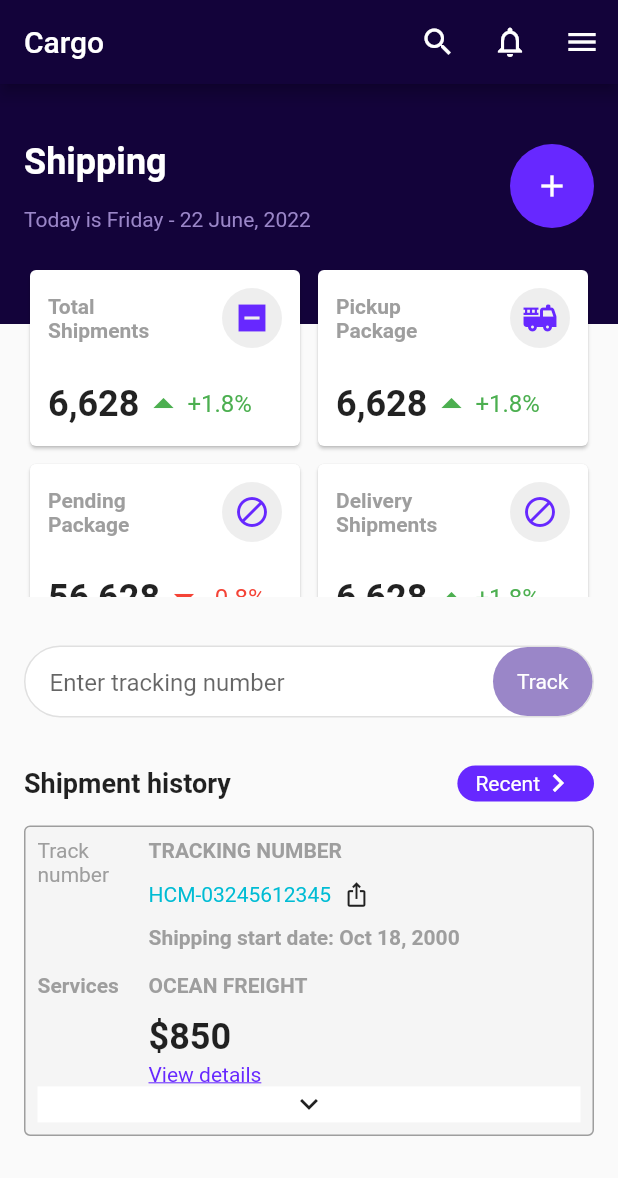
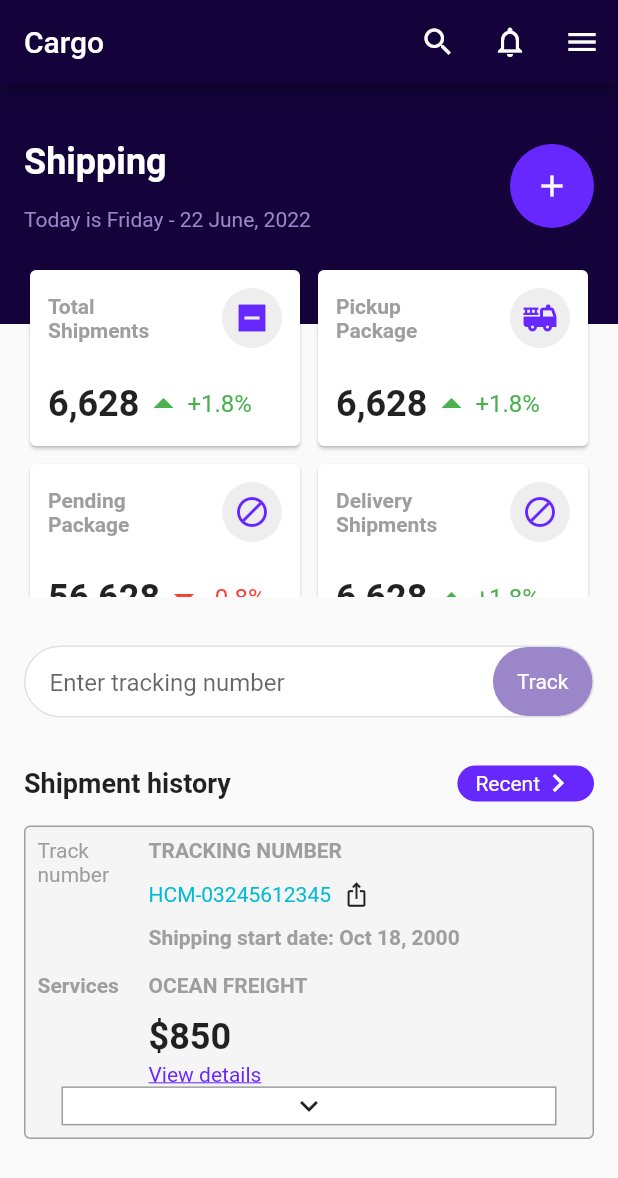
Before and after one commit to JAICHANGPARK/flutter_notebook_chapter_24, a Flutter app: the CargoShippingMainPage screen opened directly, on a phone screen of 412 x 824 dp. Shown: the top 1178 px of the screen. Run offline on Flutter 3.47's test engine with Material 2 defaults, Android fonts, the phone set to English and light mode, and no system bars.

Commit message:
Update cargo_shipping_main_page.dart

```diff
--- a/lib/ep1351_cargo_shipping_app/view/cargo_shipping_main_page.dart
+++ b/lib/ep1351_cargo_shipping_app/view/cargo_shipping_main_page.dart
@@ -397,7 +397,7 @@ class _CargoShippingMainPageState extends State<CargoShippingMainPage> {
                 border: Border.all(color: Colors.grey),
                 borderRadius: BorderRadius.circular(4),
               ),
-              padding: const EdgeInsets.all(8),
+              padding: const EdgeInsets.fromLTRB(8, 8, 8, 8),
               child: Column(
                 crossAxisAlignment: CrossAxisAlignment.start,
                 children: [
@@ -506,13 +506,16 @@ class _CargoShippingMainPageState extends State<CargoShippingMainPage> {
                             ),
                           ],
                         ),
-                      )
+                      ),
                     ],
                   ),
                   Container(
-
+                    margin: EdgeInsets.symmetric(horizontal: 16),
                     decoration: BoxDecoration(
                       color: Colors.white,
+                      border: Border.all(
+                        color: Colors.grey,
+                      ),
                     ),
                     child: Center(
                       child: Icon(
@@ -522,7 +525,8 @@ class _CargoShippingMainPageState extends State<CargoShippingMainPage> {
                   )
                 ],
               ),
-            )
+            ),
+
           ],
         ),
       ),
```
